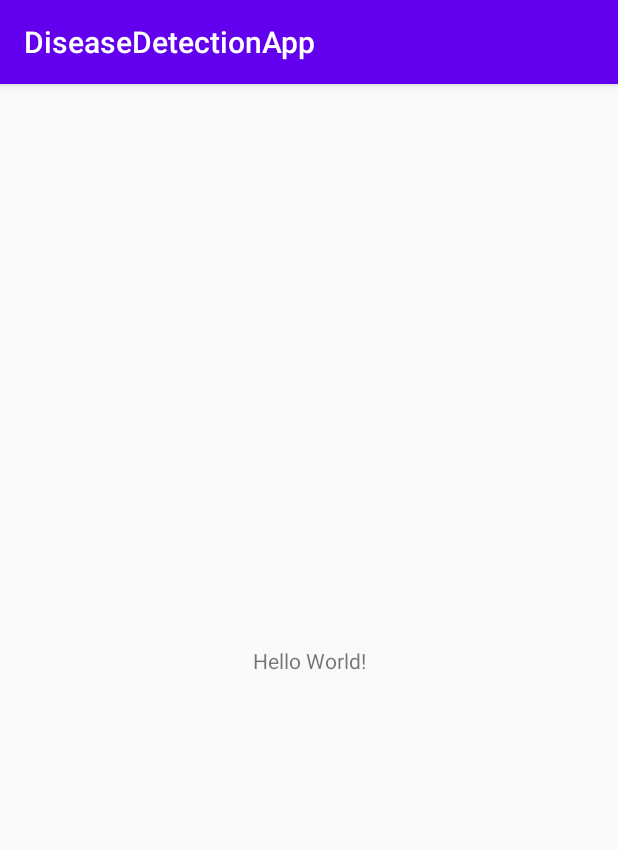
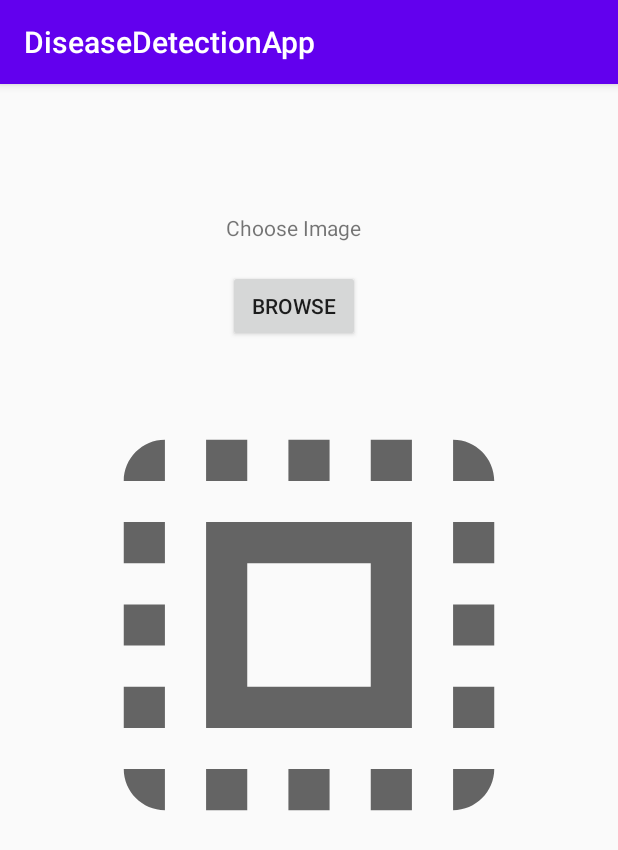
Before and after one commit to Reet04/Malaria-Detection, an Android app: the screen it shows after launch (MainActivity), on a phone screen of 412 x 824 dp. Shown: the top 850 px of the screen. Run offline under Robolectric (Android 15) with nearby library versions, the phone set to English and light mode, and no system bars.

Commit message:
Image Picker and empyt Result activity

```diff
--- a/Android/DiseaseDetectionApp/app/src/main/java/com/example/diseasedetectionapp/MainActivity.java
+++ b/Android/DiseaseDetectionApp/app/src/main/java/com/example/diseasedetectionapp/MainActivity.java
@@ -2,13 +2,45 @@ package com.example.diseasedetectionapp;
 
 import androidx.appcompat.app.AppCompatActivity;
 
+import android.content.Intent;
+import android.net.Uri;
 import android.os.Bundle;
+import android.provider.MediaStore;
+import android.view.View;
+import android.widget.Button;
+import android.widget.ImageView;
 
 public class MainActivity extends AppCompatActivity {
+    ImageView imageView;
+    Button button;
+    private static final int PICK_IMAGE = 100;
+    Uri imageUri;
 
     @Override
     protected void onCreate(Bundle savedInstanceState) {
         super.onCreate(savedInstanceState);
         setContentView(R.layout.activity_main);
+        button = (Button) findViewById(R.id.chooseImgBtn);
+        imageView = (ImageView) findViewById(R.id.selectedImageView);
+        button.setOnClickListener(new View.OnClickListener() {
+            @Override
+            public void onClick(View view) {
+                openGallery();
+            }
+        });
+    }
+
+    private void openGallery() {
+        Intent gallery = new Intent(Intent.ACTION_PICK, MediaStore.Images.Media.EXTERNAL_CONTENT_URI);
+        startActivityForResult(gallery, PICK_IMAGE);
+    }
+
+    @Override
+    protected void onActivityResult(int requestCode, int resultCode, Intent data) {
+        super.onActivityResult(requestCode, resultCode, data);
+        if (resultCode == RESULT_OK && requestCode == PICK_IMAGE) {
+            imageUri = data.getData();
+            imageView.setImageURI(imageUri);
+        }
     }
 }
--- a/Android/DiseaseDetectionApp/app/src/main/res/layout/activity_main.xml
+++ b/Android/DiseaseDetectionApp/app/src/main/res/layout/activity_main.xml
@@ -7,12 +7,38 @@
     tools:context=".MainActivity">
 
     <TextView
+        android:id="@+id/textView"
         android:layout_width="wrap_content"
         android:layout_height="wrap_content"
-        android:text="Hello World!"
+        android:text="Choose Image"
         app:layout_constraintBottom_toBottomOf="parent"
+        app:layout_constraintHorizontal_bias="0.468"
         app:layout_constraintLeft_toLeftOf="parent"
         app:layout_constraintRight_toRightOf="parent"
-        app:layout_constraintTop_toTopOf="parent" />
+        app:layout_constraintTop_toTopOf="parent"
+        app:layout_constraintVertical_bias="0.115" />
+
+    <Button
+        android:id="@+id/chooseImgBtn"
+        android:layout_width="wrap_content"
+        android:layout_height="wrap_content"
+        android:text="Browse"
+        app:layout_constraintBottom_toBottomOf="parent"
+        app:layout_constraintEnd_toEndOf="parent"
+        app:layout_constraintHorizontal_bias="0.47"
+        app:layout_constraintStart_toStartOf="parent"
+        app:layout_constraintTop_toBottomOf="@+id/textView"
+        app:layout_constraintVertical_bias="0.03" />
+
+    <ImageView
+        android:id="@+id/selectedImageView"
+        android:layout_width="345dp"
+        android:layout_height="329dp"
+        app:layout_constraintBottom_toBottomOf="parent"
+        app:layout_constraintEnd_toEndOf="parent"
+        app:layout_constraintStart_toStartOf="parent"
+        app:layout_constraintTop_toBottomOf="@+id/chooseImgBtn"
+        app:layout_constraintVertical_bias="0.089"
+        app:srcCompat="?attr/actionModeSelectAllDrawable" />
 
 </androidx.constraintlayout.widget.ConstraintLayout>
```
Also changed, not shown: Android/DiseaseDetectionApp/app/src/main/java/com/example/diseasedetectionapp/Results.java (added, +14 -0 lines), Android/DiseaseDetectionApp/app/src/main/res/layout/results.xml (added, +19 -0 lines).
